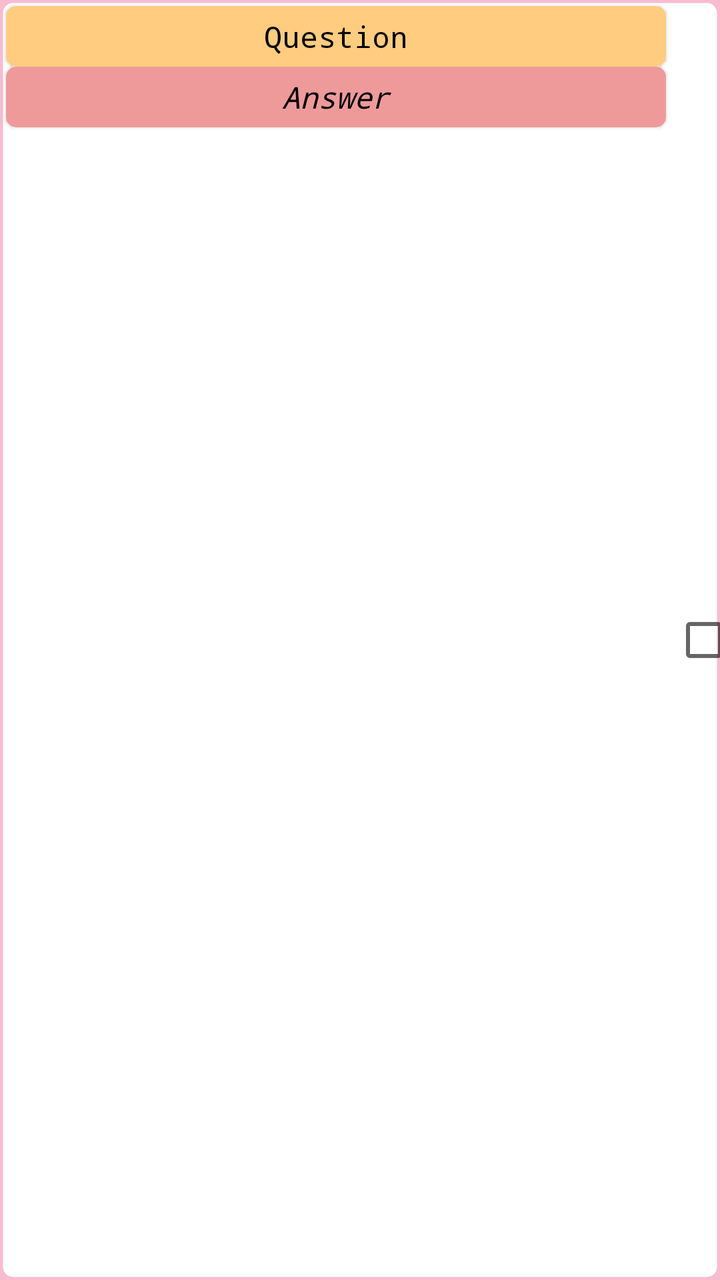
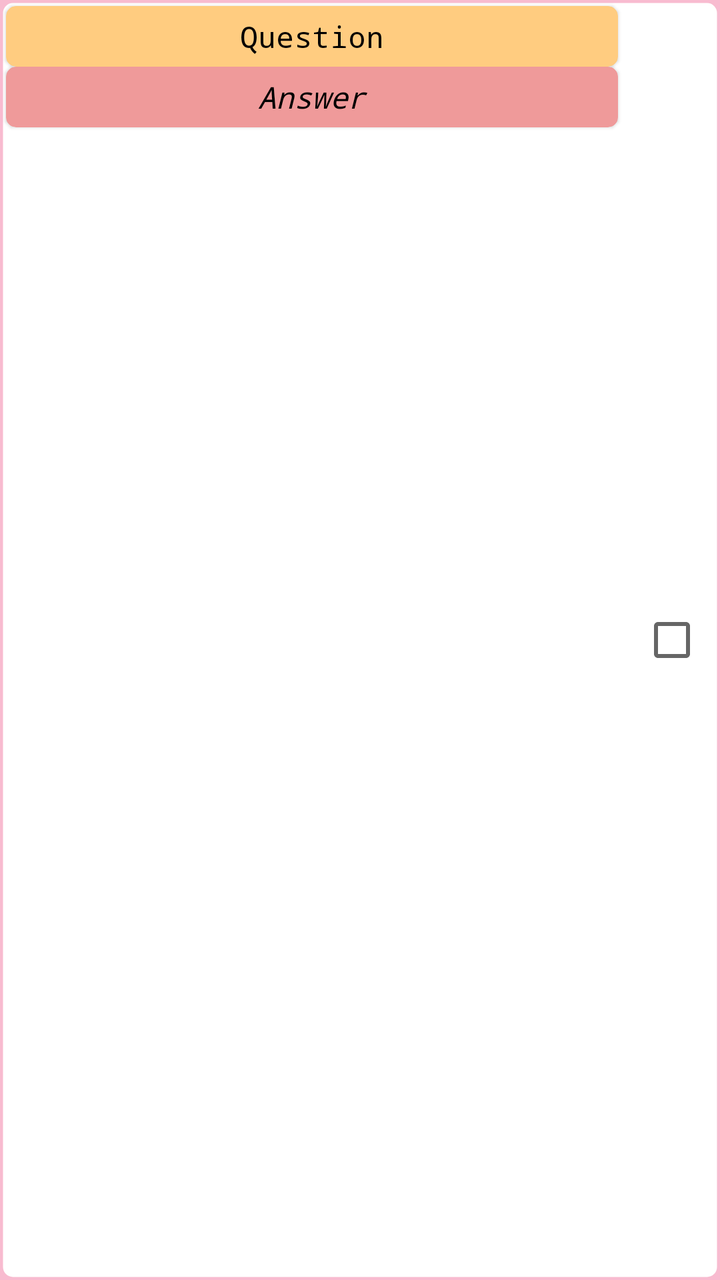

Before-and-after screenshots of an Android layout around one commit, followed by the original layout XML and the change that was made.
<!-- AndroidManifest.xml: application theme MyMaterialTheme -->
<!-- res/layout/copy_move_entries_activity_recyclerview_row.xml -->
<?xml version="1.0" encoding="utf-8"?>
<LinearLayout xmlns:android="http://schemas.android.com/apk/res/android"
    xmlns:android.support.v7.cardview="http://schemas.android.com/apk/res-auto"
    android:layout_width="match_parent"
    android:layout_height="wrap_content"
    android:background="@drawable/recycler_view_text_bordered_transperant"
    android:orientation="horizontal"
    android:weightSum="15">

    <LinearLayout
        android:layout_width="0dp"
        android:layout_height="match_parent"
        android:orientation="vertical"
        android:layout_weight="14">

        <android.support.v7.widget.CardView
            android:layout_width="match_parent"
            android:layout_height="wrap_content"
            android:layout_marginRight="3dp"
            android:layout_marginLeft="3dp"
            android:layout_marginTop="3dp"
            android.support.v7.cardview:cardBackgroundColor="#FFCC80"
            android.support.v7.cardview:cardCornerRadius="5dp"
            android.support.v7.cardview:cardElevation="1dp">

            <TextView
                android:id="@+id/question"
                android:layout_width="match_parent"
                android:layout_height="match_parent"
                android:layout_gravity="center"
                android:gravity="center"
                android:hint="@string/question"
                android:minLines="1"
                android:padding="5dp"
                android:textColor="#000000"
                android:textColorHint="#000000"
                android:textSize="15sp"
                android:typeface="monospace" />
        </android.support.v7.widget.CardView>


        <android.support.v7.widget.CardView
            android:layout_width="match_parent"
            android:layout_height="wrap_content"
            android:layout_marginRight="3dp"
            android:layout_marginLeft="3dp"
            android:layout_marginBottom="3dp"
            android.support.v7.cardview:cardBackgroundColor="#EF9A9A"
            android.support.v7.cardview:cardCornerRadius="5dp"
            android.support.v7.cardview:cardElevation="1dp">

            <TextView
                android:id="@+id/answer"
                android:layout_width="match_parent"
                android:layout_height="match_parent"
                android:layout_gravity="center"
                android:gravity="center"
                android:hint="@string/answer"
                android:minLines="1"
                android:padding="5dp"
                android:textColor="#000000"
                android:textColorHint="#000000"
                android:textSize="15sp"
                android:textStyle="italic"
                android:typeface="monospace" />
        </android.support.v7.widget.CardView>
    </LinearLayout>

    <LinearLayout
        android:layout_width="0dp"
        android:layout_height="match_parent"
        android:layout_weight="1"
        android:gravity="center">
        <CheckBox
            android:id="@+id/copy"
            android:layout_width="wrap_content"
            android:layout_height="wrap_content"
            />
    </LinearLayout>

</LinearLayout>
<!-- resources referenced by this layout -->
<resources>
  <!-- drawable recycler_view_text_bordered_transperant (drawable) -->
  <shape xmlns:android="http://schemas.android.com/apk/res/android"
      android:thickness="0dp"
      android:shape="rectangle">
      <stroke android:width="3dp"
          android:color="@android:color/transparent"/>
      <corners android:radius="5dp" />
      <gradient
          android:startColor="#ffffff"
          android:endColor="#ffffff"
          android:type="linear"
          android:angle="270"/>
  </shape>
  <string name="answer">Answer</string>
  <string name="question">Question</string>
  <style name="MyMaterialTheme" parent="MyMaterialTheme.Base">
  
      </style>
  <style name="MyMaterialTheme.Base" parent="Theme.AppCompat.Light.DarkActionBar">
          <item name="windowNoTitle">true</item>
          <item name="windowActionBar">false</item>
          <item name="colorPrimary">@color/colorPrimary</item>
          <item name="colorPrimaryDark">@color/colorPrimaryDark</item>
          <item name="colorAccent">@color/colorAccent</item>
          <item name="android:windowBackground">@color/windowBackground</item>
      </style>
  <color name="colorPrimary">#EC407A</color>
  <color name="colorPrimaryDark">#AD1457</color>
  <color name="colorAccent">#EA80FC</color>
  <color name="windowBackground">#F8BBD0</color>
</resources>

<!-- the commit's change to res/layout/copy_move_entries_activity_recyclerview_row.xml (unified diff, before → after) -->
@@ -11,7 +11,7 @@
         android:layout_width="0dp"
         android:layout_height="match_parent"
         android:orientation="vertical"
-        android:layout_weight="14">
+        android:layout_weight="13">
 
         <android.support.v7.widget.CardView
             android:layout_width="match_parent"
@@ -69,7 +69,7 @@
     <LinearLayout
         android:layout_width="0dp"
         android:layout_height="match_parent"
-        android:layout_weight="1"
+        android:layout_weight="2"
         android:gravity="center">
         <CheckBox
             android:id="@+id/copy"
